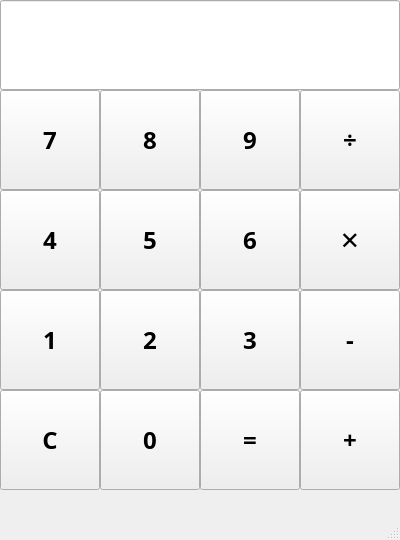
Qt form Calculator/design_ui/Calculator.ui (Artuom4ik/KPO_Labs) before a commit.
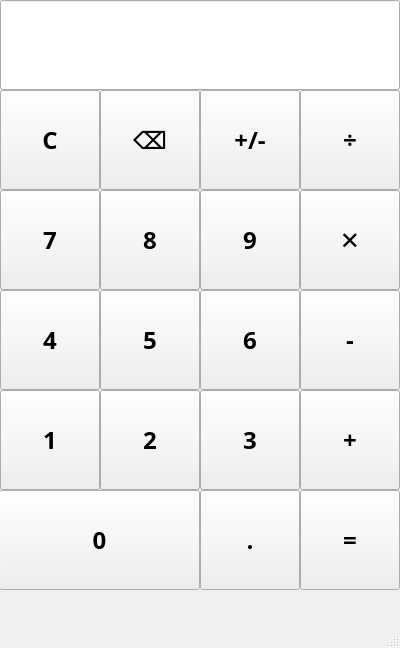
The same form after that commit.

What changed in the file:
```diff
--- a/Calculator/design_ui/Calculator.ui
+++ b/Calculator/design_ui/Calculator.ui
@@ -7,7 +7,7 @@
     <x>0</x>
     <y>0</y>
     <width>400</width>
-    <height>540</height>
+    <height>648</height>
    </rect>
   </property>
   <property name="windowTitle">
@@ -18,7 +18,7 @@
     <property name="geometry">
      <rect>
       <x>0</x>
-      <y>90</y>
+      <y>190</y>
       <width>100</width>
       <height>100</height>
      </rect>
@@ -39,7 +39,7 @@
     <property name="geometry">
      <rect>
       <x>100</x>
-      <y>90</y>
+      <y>190</y>
       <width>100</width>
       <height>100</height>
      </rect>
@@ -60,7 +60,7 @@
     <property name="geometry">
      <rect>
       <x>200</x>
-      <y>90</y>
+      <y>190</y>
       <width>100</width>
       <height>100</height>
      </rect>
@@ -81,7 +81,7 @@
     <property name="geometry">
      <rect>
       <x>0</x>
-      <y>190</y>
+      <y>290</y>
       <width>100</width>
       <height>100</height>
      </rect>
@@ -102,7 +102,7 @@
     <property name="geometry">
      <rect>
       <x>100</x>
-      <y>190</y>
+      <y>290</y>
       <width>100</width>
       <height>100</height>
      </rect>
@@ -123,7 +123,7 @@
     <property name="geometry">
      <rect>
       <x>200</x>
-      <y>190</y>
+      <y>290</y>
       <width>100</width>
       <height>100</height>
      </rect>
@@ -144,7 +144,7 @@
     <property name="geometry">
      <rect>
       <x>0</x>
-      <y>290</y>
+      <y>390</y>
       <width>100</width>
       <height>100</height>
      </rect>
@@ -157,6 +157,9 @@
       <bold>true</bold>
      </font>
     </property>
+    <property name="styleSheet">
+     <string notr="true"/>
+    </property>
     <property name="text">
      <string>1</string>
     </property>
@@ -165,7 +168,7 @@
     <property name="geometry">
      <rect>
       <x>100</x>
-      <y>290</y>
+      <y>390</y>
       <width>100</width>
       <height>100</height>
      </rect>
@@ -186,7 +189,7 @@
     <property name="geometry">
      <rect>
       <x>200</x>
-      <y>290</y>
+      <y>390</y>
       <width>100</width>
       <height>100</height>
      </rect>
@@ -227,9 +230,9 @@
    <widget class="QPushButton" name="pushButton_zero">
     <property name="geometry">
      <rect>
-      <x>100</x>
-      <y>390</y>
-      <width>100</width>
+      <x>-1</x>
+      <y>490</y>
+      <width>201</width>
       <height>100</height>
      </rect>
     </property>
@@ -311,8 +314,8 @@
    <widget class="QPushButton" name="pushButton_rezult">
     <property name="geometry">
      <rect>
-      <x>200</x>
-      <y>390</y>
+      <x>300</x>
+      <y>490</y>
       <width>100</width>
       <height>100</height>
      </rect>
@@ -333,7 +336,7 @@
     <property name="geometry">
      <rect>
       <x>0</x>
-      <y>390</y>
+      <y>90</y>
       <width>100</width>
       <height>100</height>
      </rect>
@@ -368,6 +371,69 @@
      </font>
     </property>
    </widget>
+   <widget class="QPushButton" name="pushButton_point">
+    <property name="geometry">
+     <rect>
+      <x>200</x>
+      <y>490</y>
+      <width>100</width>
+      <height>100</height>
+     </rect>
+    </property>
+    <property name="font">
+     <font>
+      <family>Segoe UI Black</family>
+      <pointsize>18</pointsize>
+      <weight>75</weight>
+      <bold>true</bold>
+     </font>
+    </property>
+    <property name="text">
+     <string>.</string>
+    </property>
+   </widget>
+   <widget class="QPushButton" name="pushButton_plus_minus">
+    <property name="geometry">
+     <rect>
+      <x>200</x>
+      <y>90</y>
+      <width>100</width>
+      <height>100</height>
+     </rect>
+    </property>
+    <property name="font">
+     <font>
+      <family>Segoe UI Black</family>
+      <pointsize>18</pointsize>
+      <weight>75</weight>
+      <bold>true</bold>
+     </font>
+    </property>
+    <property name="text">
+     <string>+/-</string>
+    </property>
+   </widget>
+   <widget class="QPushButton" name="pushButton_delete">
+    <property name="geometry">
+     <rect>
+      <x>100</x>
+      <y>90</y>
+      <width>100</width>
+      <height>100</height>
+     </rect>
+    </property>
+    <property name="font">
+     <font>
+      <family>Segoe UI Black</family>
+      <pointsize>18</pointsize>
+      <weight>75</weight>
+      <bold>true</bold>
+     </font>
+    </property>
+    <property name="text">
+     <string>⌫</string>
+    </property>
+   </widget>
   </widget>
   <widget class="QMenuBar" name="menubar">
    <property name="geometry">
```
